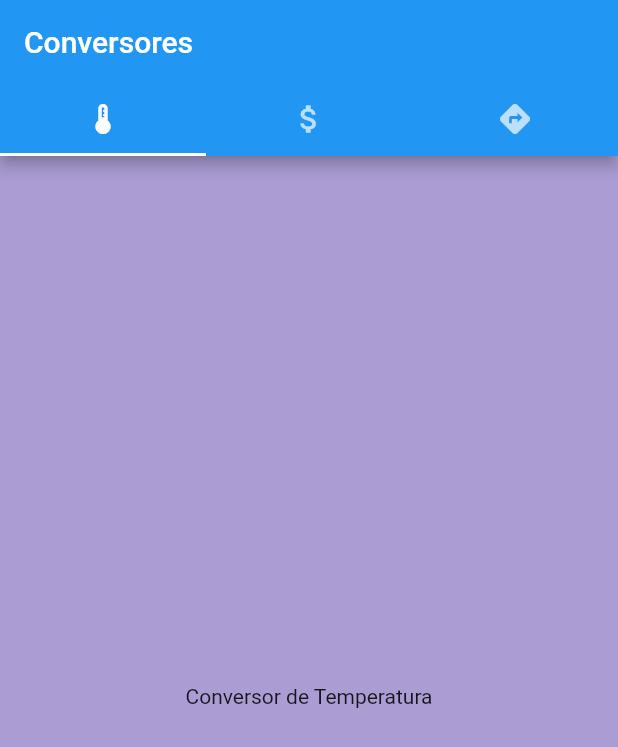
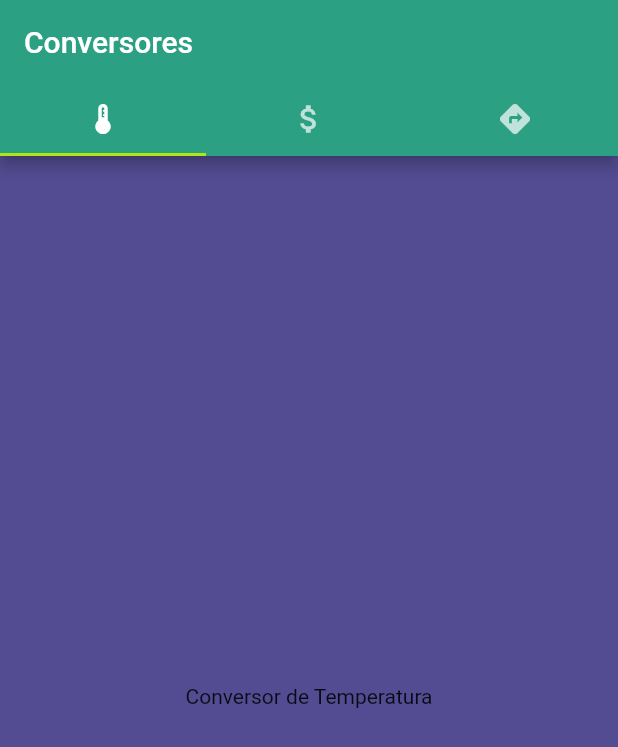
Before and after one commit to pedroGNF/conversores, a Flutter app: the screen it shows after launch, on a phone screen of 412 x 824 dp. Shown: the top 747 px of the screen. Run offline on Flutter 3.47's test engine with Material 2 defaults, Android fonts, the phone set to English and light mode, and no system bars.

Commit message:
appBar background color added

```diff
--- a/lib/main.dart
+++ b/lib/main.dart
@@ -2,17 +2,30 @@ import 'package:flutter/material.dart';
 import 'package:helloworld/distancia.dart';
 import 'package:helloworld/moeda.dart';
 import 'package:helloworld/temperatura.dart';
-
 void main() {
   runApp(const TabBarDemo());
 }
-
 class TabBarDemo extends StatelessWidget {
   const TabBarDemo({super.key});
 
   @override
   Widget build(BuildContext context) {
     return MaterialApp(
+      theme: ThemeData(
+        colorScheme: const ColorScheme(
+          brightness: Brightness.light,
+          primary: Color.fromARGB(255, 44, 160, 131),
+          onPrimary: Color.fromARGB(255, 255, 255, 255),
+          secondary: Color.fromARGB(255, 174, 230, 22),
+          onSecondary: Color.fromARGB(255, 253, 189, 189),
+          background: Color.fromARGB(255, 150, 86, 147),
+          onBackground: Color.fromARGB(255, 148, 100, 211),
+          surface: Color.fromARGB(255, 51, 129, 93),
+          onSurface: Color.fromARGB(255, 153, 88, 155),
+          error: Color.fromARGB(255, 153, 96, 96),
+          onError: Color.fromARGB(255, 255, 0, 0),
+        ),
+      ),
       debugShowCheckedModeBanner: false,
       home: DefaultTabController(
         length: 3,
--- a/lib/temperatura.dart
+++ b/lib/temperatura.dart
@@ -8,7 +8,7 @@ class TelaTemperatura extends StatelessWidget {
     return Scaffold(
       body: Center(
         child: Container(
-          color: const Color.fromARGB(255, 171, 157, 212),
+          color: const Color.fromARGB(255, 83, 76, 146),
           child: const Center(
             child: Text(
               "Conversor de Temperatura",
```
